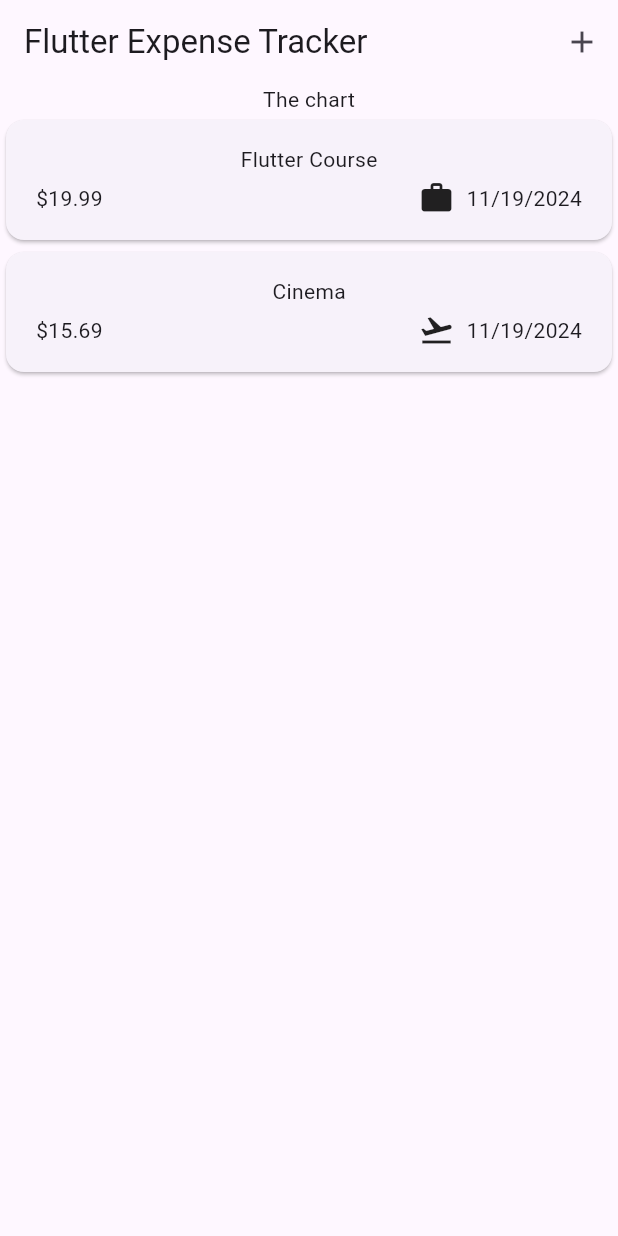
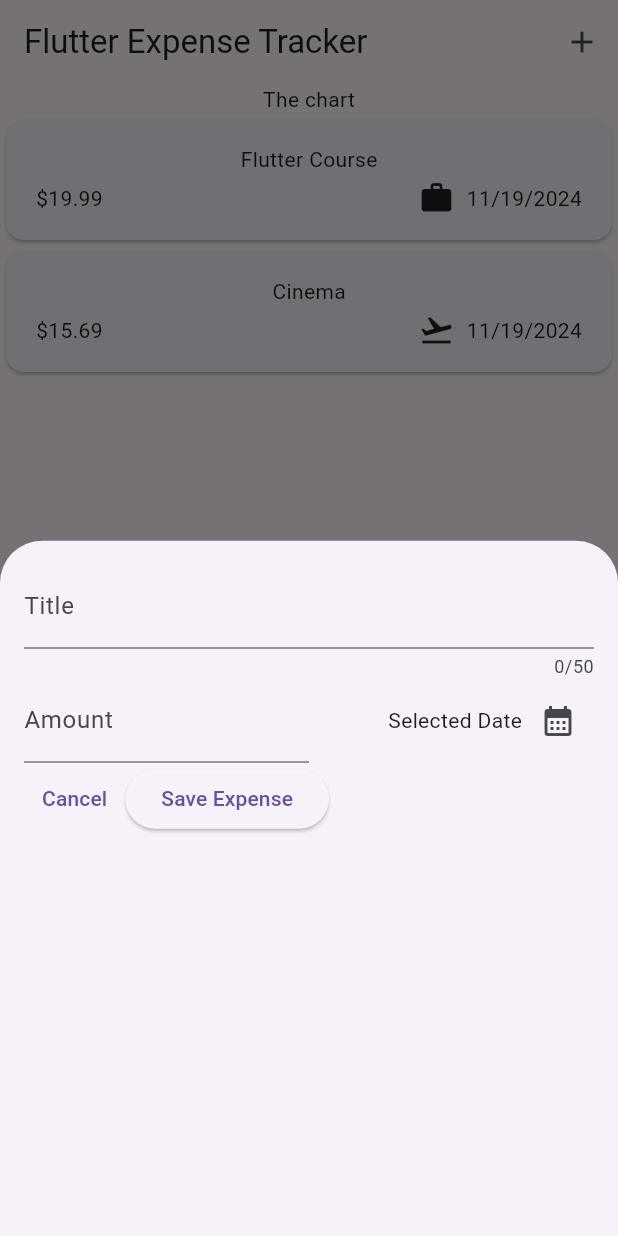
Before and after one commit to zzz-icy/expense_tracker_flutter_advanced, a Flutter app: the screen it shows after launch, after a tap on the "add" icon, on a phone screen of 412 x 824 dp. Run offline on Flutter 3.47's test engine with Material 3 defaults, Android fonts, the phone set to English and light mode, and no system bars.

Commit message:
textfield, overlay and date picker

```diff
--- a/lib/expenses.dart
+++ b/lib/expenses.dart
@@ -1,12 +1,13 @@
-import 'package:expense_tracker_advanced_flutter/expense_list.dart';
+import 'package:expense_tracker_advanced_flutter/expenses_list/expense_list.dart';
 import 'package:expense_tracker_advanced_flutter/model/expense.dart';
+import 'package:expense_tracker_advanced_flutter/new_expense.dart';
 import 'package:flutter/material.dart';
 
 class Expenses extends StatefulWidget {
   const Expenses({super.key});
 
   @override
-  State<StatefulWidget> createState() {
+  State<Expenses> createState() {
     return _ExpensesState();
   }
 }
@@ -24,13 +25,22 @@
         date: DateTime.now(),
         category: Category.leisure),
   ];
+  void _openAddExpenseOverlay() {
+    showModalBottomSheet(
+      context: context,
+      builder: (ctx) => const NewExpense(),
+    );
+  }
 
   @override
   Widget build(BuildContext context) {
     return Scaffold(
       appBar: AppBar(
         title: const Text('Flutter Expense Tracker'),
-        actions: [IconButton(onPressed: () {}, icon: const Icon(Icons.add))],
+        actions: [
+          IconButton(
+              onPressed: _openAddExpenseOverlay, icon: const Icon(Icons.add)),
+        ],
       ),
       body: Column(
         children: [
--- a/lib/expense_list.dart
+++ b/lib/expenses_list/expense_list.dart
@@ -1,4 +1,4 @@
-import 'package:expense_tracker_advanced_flutter/expense_item.dart';
+import 'package:expense_tracker_advanced_flutter/expenses_list/expense_item.dart';
 import 'package:flutter/material.dart';
 import 'package:expense_tracker_advanced_flutter/model/expense.dart';
 
--- /dev/null
+++ b/lib/new_expense.dart
@@ -0,0 +1,107 @@
+import 'package:flutter/material.dart';
+
+class NewExpense extends StatefulWidget {
+  const NewExpense({super.key});
+
+  @override
+  State<NewExpense> createState() {
+    return _NewExpenseState();
+  }
+}
+
+class _NewExpenseState extends State<NewExpense> {
+  // var _enteredTitle = '';
+  // void _saveTitleInput(String inputValue) {
+  //   _enteredTitle = inputValue;
+  // }
+//*When you create a TextEditingController here you also have to tell Flutter to delete that controller when the widget is not needed anymore.
+  final _titleController = TextEditingController();
+  final _amountController = TextEditingController();
+
+  void _presentDatePicker() {
+    final now = DateTime.now();
+    final firstDate = DateTime(now.year - 1, now.month, now.day);
+    final lastDate = now;
+    showDatePicker(
+        context: context,
+        initialDate: now,
+        firstDate: firstDate,
+        lastDate: lastDate);
+  }
+
+  @override
+  void dispose() {
+    _titleController.dispose();
+    _amountController.dispose();
+    super.dispose();
+  }
+
+  @override
+  Widget build(BuildContext context) {
+    return Padding(
+      padding: const EdgeInsets.all(16),
+      child: Column(
+        children: [
+          TextField(
+            // onChanged: _saveTitleInput,
+            controller: _titleController,
+            maxLength: 50,
+            // keyboardType: TextInputType.text,
+            decoration: const InputDecoration(label: Text('Title')),
+          ),
+          Row(
+            //* And since we here have a row inside of a row
+            //* and that would cause problems, we should already wrap this
+            //* with expanded and we will actually have to do the same
+            //* for the text field because text field turns out
+            //* to be a widget which has problems with being placed
+            //* in a row like this because it also wants
+            //* to take as much space horizontally as possible.
+            children: [
+              Expanded(
+                child: TextField(
+                  // onChanged: _saveTitleInput,
+                  controller: _amountController,
+                  keyboardType: TextInputType.number,
+                  decoration: const InputDecoration(
+                      prefixText: '\$', label: Text('Amount')),
+                ),
+              ),
+              const SizedBox(
+                height: 16,
+              ),
+              Expanded(
+                child: Row(
+                  mainAxisAlignment: MainAxisAlignment.end,
+                  crossAxisAlignment: CrossAxisAlignment.center,
+                  children: [
+                    Text('Selected Date'),
+                    IconButton(
+                        onPressed: _presentDatePicker,
+                        icon: const Icon(Icons.calendar_month))
+                  ],
+                ),
+              )
+            ],
+          ),
+          Row(
+            children: [
+              TextButton(
+                  onPressed: () {
+                    Navigator.pop(context);
+                  },
+                  child: const Text('Cancel')),
+              ElevatedButton(
+                  onPressed: () {
+                    print(_titleController.text);
+                    print(_amountController.text);
+                  },
+                  child: const Text('Save Expense')),
+            ],
+          ),
+          Row()
+        ],
+      ),
+    );
+  }
+}
```
Also changed, not shown: lib/expenses_list/expense_item.dart (renamed from lib/expense_item.dart).
